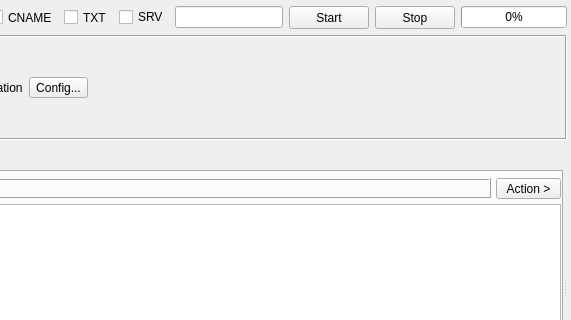
The window that sub3suite/src/engines/dns/Dns.ui (3nock/OTE) describes before a commit, drawn with Qt 5; both pictures show x 214 to 785 and y 0 to 320 of the 785 by 427 pixel window.
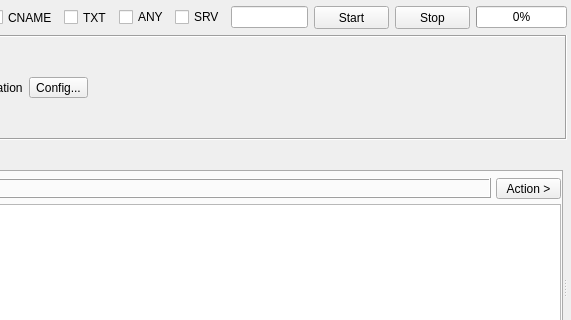
The same window after the commit. Custom widgets are drawn as their Qt base class.

```diff
--- a/sub3suite/src/engines/dns/Dns.ui
+++ b/sub3suite/src/engines/dns/Dns.ui
@@ -133,6 +133,13 @@
        </property>
       </widget>
      </item>
+     <item>
+      <widget class="QCheckBox" name="checkBoxANY">
+       <property name="text">
+        <string>ANY</string>
+       </property>
+      </widget>
+     </item>
      <item>
       <widget class="QCheckBox" name="checkBoxSRV">
        <property name="text">
```
Left out of the diff: 2 changed lines with no effect on the pictures.
